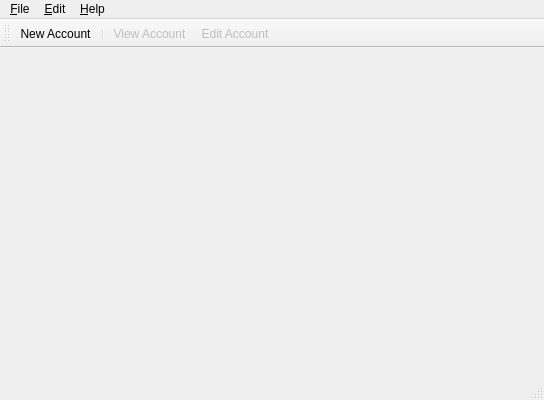
First picture: the form in mainwindow.ui, repository juliano60/tpm_desktop, before the edit.
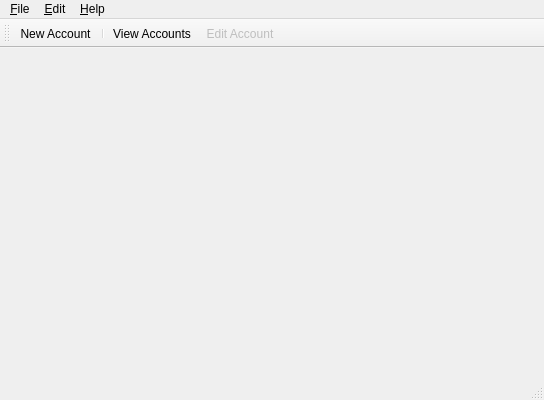
Second picture: the form after the edit. Icons and pictures are not drawn.

Commit message: Added draft account widget

Patch:
```diff
--- a/mainwindow.ui
+++ b/mainwindow.ui
@@ -87,14 +87,14 @@
   </action>
   <action name="actionViewAccount">
    <property name="enabled">
-    <bool>false</bool>
+    <bool>true</bool>
    </property>
    <property name="icon">
     <iconset resource="res/tpm_res.qrc">
      <normaloff>:/16x16_view.png</normaloff>:/16x16_view.png</iconset>
    </property>
    <property name="text">
-    <string>&amp;View Account...</string>
+    <string>&amp;View Accounts</string>
    </property>
    <property name="toolTip">
     <string>Display an existing account</string>
```
Left out of the diff: 2 changed lines with no effect on the pictures. The commit also changes 7 other files.
